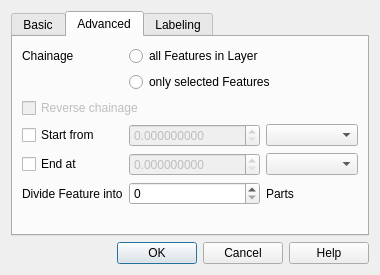
mach0/qchainage, file ui_qchainage.ui: the form before one commit.
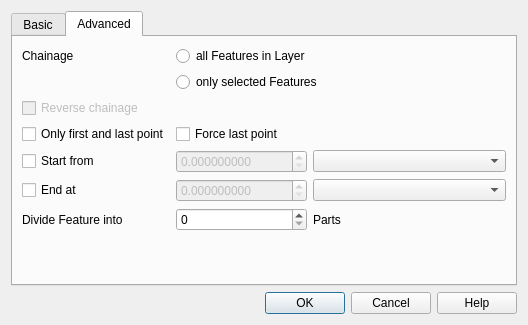
The form after the commit. The open tabs and pages were chosen to show the change.

Diff of the .ui file:
```diff
--- a/ui_qchainage.ui
+++ b/ui_qchainage.ui
@@ -9,8 +9,8 @@
    <rect>
     <x>0</x>
     <y>0</y>
-    <width>380</width>
-    <height>275</height>
+    <width>528</width>
+    <height>325</height>
    </rect>
   </property>
   <property name="minimumSize">
@@ -43,19 +43,6 @@
          </property>
         </widget>
        </item>
-       <item row="9" column="2">
-        <spacer name="verticalSpacer">
-         <property name="orientation">
-          <enum>Qt::Vertical</enum>
-         </property>
-         <property name="sizeHint" stdset="0">
-          <size>
-           <width>20</width>
-           <height>40</height>
-          </size>
-         </property>
-        </spacer>
-       </item>
        <item row="6" column="2" colspan="3">
         <widget class="QLineEdit" name="layerNameLine"/>
        </item>
@@ -80,20 +67,6 @@
          </property>
         </widget>
        </item>
-       <item row="4" column="0" colspan="3">
-        <widget class="QCheckBox" name="force_fl_CB">
-         <property name="text">
-          <string>Only first and last point</string>
-         </property>
-        </widget>
-       </item>
-       <item row="4" column="3" colspan="2">
-        <widget class="QCheckBox" name="forceLastCheckBox">
-         <property name="text">
-          <string>Force last point</string>
-         </property>
-        </widget>
-       </item>
        <item row="2" column="2">
         <widget class="QDoubleSpinBox" name="distanceSpinBox">
          <property name="decimals">
@@ -110,6 +83,42 @@
        <item row="2" column="3" colspan="2">
         <widget class="QComboBox" name="UnitsComboBox"/>
        </item>
+       <item row="3" column="0" colspan="2">
+        <widget class="QRadioButton" name="rBCartesian">
+         <property name="text">
+          <string>Cartesian</string>
+         </property>
+         <attribute name="buttonGroup">
+          <string notr="true">buttonGroup</string>
+         </attribute>
+        </widget>
+       </item>
+       <item row="3" column="2" colspan="3">
+        <widget class="QRadioButton" name="rBEllipsoidal">
+         <property name="text">
+          <string>Ellipsoidal</string>
+         </property>
+         <property name="checked">
+          <bool>true</bool>
+         </property>
+         <attribute name="buttonGroup">
+          <string notr="true">buttonGroup</string>
+         </attribute>
+        </widget>
+       </item>
+       <item row="5" column="2">
+        <spacer name="verticalSpacer">
+         <property name="orientation">
+          <enum>Qt::Vertical</enum>
+         </property>
+         <property name="sizeHint" stdset="0">
+          <size>
+           <width>20</width>
+           <height>40</height>
+          </size>
+         </property>
+        </spacer>
+       </item>
       </layout>
      </widget>
      <widget class="QWidget" name="tab_2">
@@ -117,100 +126,97 @@
        <string>Advanced</string>
       </attribute>
       <layout class="QGridLayout" name="gridLayout">
-       <item row="0" column="0">
+       <item row="6" column="1">
+        <widget class="QLabel" name="label_2">
+         <property name="text">
+          <string>Divide Feature into</string>
+         </property>
+        </widget>
+       </item>
+       <item row="2" column="1" colspan="4">
+        <widget class="QCheckBox" name="checkBoxReverse">
+         <property name="enabled">
+          <bool>false</bool>
+         </property>
+         <property name="text">
+          <string>Reverse chainage</string>
+         </property>
+        </widget>
+       </item>
+       <item row="6" column="3">
+        <widget class="QLabel" name="label_3">
+         <property name="text">
+          <string>Parts</string>
+         </property>
+        </widget>
+       </item>
+       <item row="0" column="1">
         <widget class="QLabel" name="label">
          <property name="text">
           <string>Chainage</string>
          </property>
         </widget>
        </item>
-       <item row="0" column="1" colspan="2">
-        <widget class="QRadioButton" name="selectAllRadioBtn">
-         <property name="enabled">
-          <bool>true</bool>
-         </property>
-         <property name="text">
-          <string>all Features in Layer</string>
-         </property>
-         <property name="checkable">
-          <bool>true</bool>
-         </property>
-        </widget>
-       </item>
-       <item row="1" column="1" colspan="2">
-        <widget class="QRadioButton" name="selectOnlyRadioBtn">
-         <property name="enabled">
-          <bool>true</bool>
-         </property>
-         <property name="text">
-          <string>only selected Features</string>
-         </property>
-         <property name="checkable">
-          <bool>true</bool>
-         </property>
-         <property name="checked">
-          <bool>false</bool>
-         </property>
-        </widget>
-       </item>
-       <item row="3" column="0">
+       <item row="4" column="1">
         <widget class="QCheckBox" name="checkBoxStartFrom">
          <property name="text">
           <string>Start from</string>
          </property>
         </widget>
        </item>
-       <item row="3" column="1">
-        <widget class="QDoubleSpinBox" name="startSpinBox">
-         <property name="enabled">
-          <bool>false</bool>
-         </property>
-         <property name="decimals">
-          <number>9</number>
-         </property>
-         <property name="maximum">
-          <double>999999999.999999046325684</double>
-         </property>
-        </widget>
-       </item>
-       <item row="3" column="2" colspan="3">
-        <widget class="QComboBox" name="UnitsComboStart"/>
-       </item>
-       <item row="4" column="0">
-        <widget class="QCheckBox" name="checkBoxEndAt">
-         <property name="text">
-          <string>End at</string>
-         </property>
-        </widget>
-       </item>
-       <item row="4" column="1">
-        <widget class="QDoubleSpinBox" name="endSpinBox">
-         <property name="enabled">
-          <bool>false</bool>
-         </property>
-         <property name="decimals">
-          <number>9</number>
-         </property>
-         <property name="maximum">
-          <double>999999999.999999046325684</double>
-         </property>
-        </widget>
-       </item>
-       <item row="5" column="0">
-        <widget class="QLabel" name="label_2">
-         <property name="text">
-          <string>Divide Feature into</string>
-         </property>
-        </widget>
-       </item>
-       <item row="5" column="1">
+       <item row="6" column="2">
         <widget class="QSpinBox" name="divideSpinBox">
          <property name="maximum">
           <number>999999999</number>
          </property>
         </widget>
        </item>
-       <item row="6" column="1">
+       <item row="1" column="2" colspan="2">
+        <widget class="QRadioButton" name="selectOnlyRadioBtn">
+         <property name="enabled">
+          <bool>true</bool>
+         </property>
+         <property name="text">
+          <string>only selected Features</string>
+         </property>
+         <property name="checkable">
+          <bool>true</bool>
+         </property>
+         <property name="checked">
+          <bool>false</bool>
+         </property>
+        </widget>
+       </item>
+       <item row="4" column="3" colspan="3">
+        <widget class="QComboBox" name="UnitsComboStart"/>
+       </item>
+       <item row="0" column="2" colspan="2">
+        <widget class="QRadioButton" name="selectAllRadioBtn">
+         <property name="enabled">
+          <bool>true</bool>
+         </property>
+         <property name="text">
+          <string>all Features in Layer</string>
+         </property>
+         <property name="checkable">
+          <bool>true</bool>
+         </property>
+        </widget>
+       </item>
+       <item row="5" column="2">
+        <widget class="QDoubleSpinBox" name="endSpinBox">
+         <property name="enabled">
+          <bool>false</bool>
+         </property>
+         <property name="decimals">
+          <number>9</number>
+         </property>
+         <property name="maximum">
+          <double>999999999.999999046325684</double>
+         </property>
+        </widget>
+       </item>
+       <item row="7" column="2">
         <spacer name="verticalSpacer_2">
          <property name="orientation">
           <enum>Qt::Vertical</enum>
@@ -223,73 +229,43 @@
          </property>
         </spacer>
        </item>
-       <item row="2" column="0" colspan="2">
-        <widget class="QCheckBox" name="checkBoxReverse">
+       <item row="5" column="1">
+        <widget class="QCheckBox" name="checkBoxEndAt">
+         <property name="text">
+          <string>End at</string>
+         </property>
+        </widget>
+       </item>
+       <item row="4" column="2">
+        <widget class="QDoubleSpinBox" name="startSpinBox">
          <property name="enabled">
           <bool>false</bool>
          </property>
-         <property name="text">
-          <string>Reverse chainage</string>
+         <property name="decimals">
+          <number>9</number>
          </property>
-        </widget>
-       </item>
-       <item row="5" column="2">
-        <widget class="QLabel" name="label_3">
-         <property name="text">
-          <string>Parts</string>
+         <property name="maximum">
+          <double>999999999.999999046325684</double>
          </property>
         </widget>
        </item>
-       <item row="4" column="2" colspan="3">
+       <item row="5" column="3" colspan="3">
         <widget class="QComboBox" name="UnitsComboEnd"/>
        </item>
-      </layout>
-     </widget>
-     <widget class="QWidget" name="tab_3">
-      <attribute name="title">
-       <string>Labeling</string>
-      </attribute>
-      <layout class="QGridLayout" name="gridLayout_4">
-       <item row="0" column="0" colspan="2">
-        <widget class="QCheckBox" name="autoLabelCheckBox">
-         <property name="enabled">
-          <bool>true</bool>
-         </property>
+       <item row="3" column="1">
+        <widget class="QCheckBox" name="force_fl_CB">
          <property name="text">
-          <string>Automatically Label the Layer</string>
+          <string>Only first and last point</string>
          </property>
-         <property name="checked">
-          <bool>false</bool>
-         </property>
         </widget>
        </item>
-       <item row="1" column="1">
-        <widget class="QSpinBox" name="decimalSpinBox">
-         <property name="value">
-          <number>2</number>
-         </property>
-        </widget>
-       </item>
-       <item row="1" column="0">
-        <widget class="QLabel" name="label_4">
+       <item row="3" column="2">
+        <widget class="QCheckBox" name="forceLastCheckBox">
          <property name="text">
-          <string>Decimal places</string>
+          <string>Force last point</string>
          </property>
         </widget>
        </item>
-       <item row="2" column="0">
-        <spacer name="verticalSpacer_3">
-         <property name="orientation">
-          <enum>Qt::Vertical</enum>
-         </property>
-         <property name="sizeHint" stdset="0">
-          <size>
-           <width>20</width>
-           <height>40</height>
-          </size>
-         </property>
-        </spacer>
-       </item>
       </layout>
      </widget>
     </widget>
```
Left out of the diff: 3 changed lines with no effect on the pictures.
